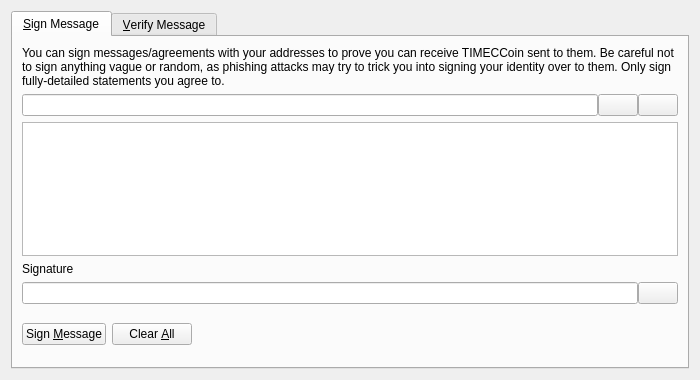
bambamko000/timecoin.io, file src/qt/forms/signverifymessagedialog.ui: the form before one commit.
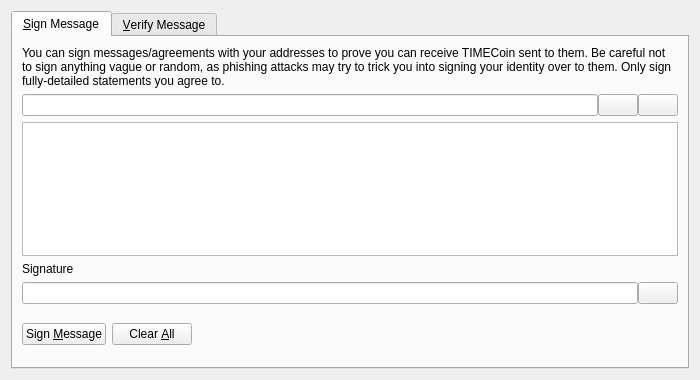
The form after the commit. Custom widgets are drawn as their Qt base class.

What changed in the file:
```diff
--- a/src/qt/forms/signverifymessagedialog.ui
+++ b/src/qt/forms/signverifymessagedialog.ui
@@ -30,7 +30,7 @@
        <item>
         <widget class="QLabel" name="infoLabel_SM">
          <property name="text">
-          <string>You can sign messages/agreements with your addresses to prove you can receive TIMECCoin sent to them. Be careful not to sign anything vague or random, as phishing attacks may try to trick you into signing your identity over to them. Only sign fully-detailed statements you agree to.</string>
+          <string>You can sign messages/agreements with your addresses to prove you can receive TIMECoin sent to them. Be careful not to sign anything vague or random, as phishing attacks may try to trick you into signing your identity over to them. Only sign fully-detailed statements you agree to.</string>
          </property>
          <property name="textFormat">
           <enum>Qt::PlainText</enum>
```
Left out of the diff: 8 changed lines with no effect on the pictures.
